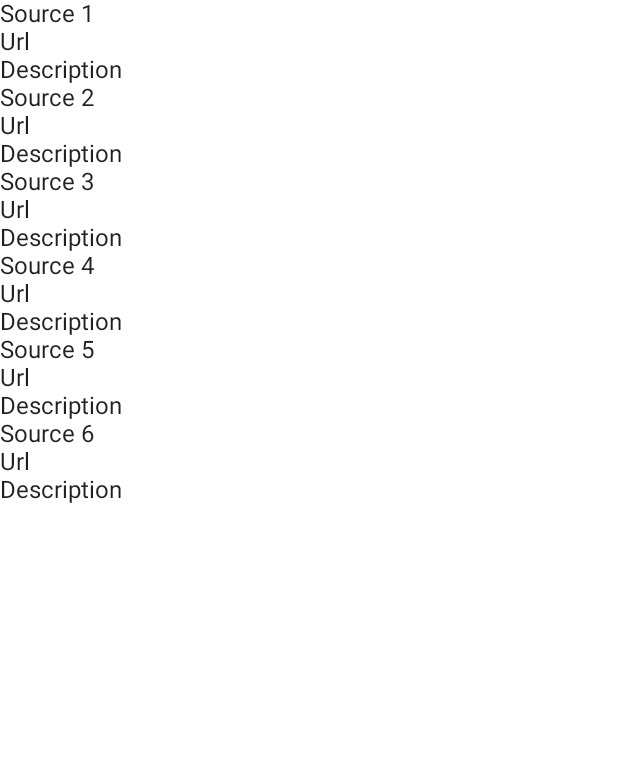
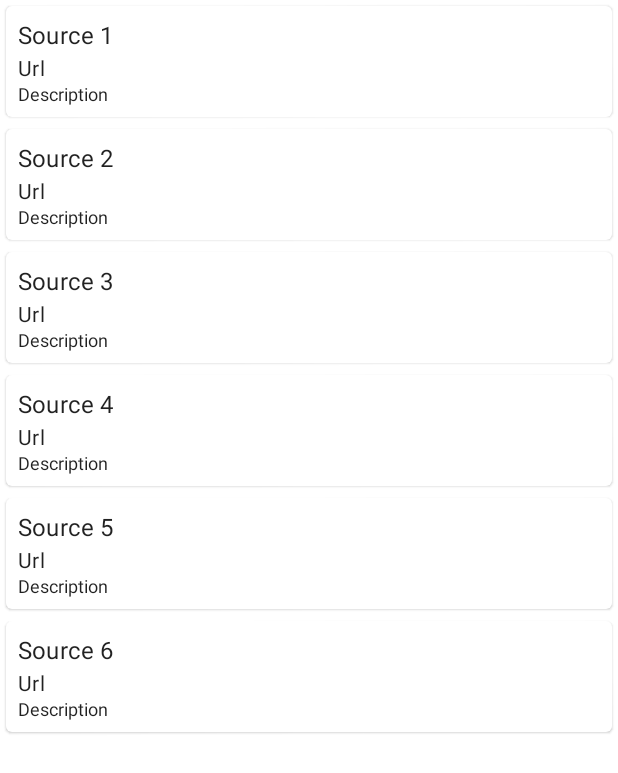
Before and after one commit to felipeMinetto/ZeroNews, an Android app built with Jetpack Compose: the screen it shows after launch (MainActivity), on a phone screen of 412 x 824 dp. Shown: the top 773 px of the screen. Run offline under Robolectric (Android 15) with nearby library versions, the phone set to English and light mode, and no system bars.

Commit message:
adjust layouts and styles, add preview for dark mode

```diff
--- a/app/src/main/java/com/fsm/zeronews/SourcesScreen.kt
+++ b/app/src/main/java/com/fsm/zeronews/SourcesScreen.kt
@@ -1,13 +1,20 @@
 package com.fsm.zeronews
 
+import android.content.res.Configuration
 import androidx.compose.foundation.layout.Column
+import androidx.compose.foundation.layout.fillMaxWidth
+import androidx.compose.foundation.layout.padding
 import androidx.compose.foundation.lazy.LazyColumn
 import androidx.compose.foundation.lazy.items
+import androidx.compose.material.Card
 import androidx.compose.material.Text
 import androidx.compose.runtime.Composable
+import androidx.compose.ui.Modifier
 import androidx.compose.ui.tooling.preview.Preview
+import androidx.compose.ui.unit.dp
+import com.fsm.zeronews.ui.theme.Typography
+import com.fsm.zeronews.ui.theme.ZeroNewsTheme
 
-@Preview(showBackground = true)
 @Composable
 fun SourcesScreen() {
     val sources = listOf(
@@ -32,9 +39,25 @@ fun SourceList(sources: List<String>) {
 
 @Composable
 fun SourceItem(source: String) {
-    Column {
-        Text(text = source)
-        Text(text = "Url")
-        Text(text = "Description")
+    Card(modifier = Modifier
+        .padding(4.dp)
+        .fillMaxWidth()) {
+        Column(modifier = Modifier.padding(8.dp)) {
+            Text(text = source, style = Typography.subtitle1)
+            Text(text = "Url", style = Typography.body2)
+            Text(text = "Description", style = Typography.caption)
+        }
     }
 }
+
+@Preview(showBackground = true)
+@Preview(
+    showBackground = true,
+    uiMode = Configuration.UI_MODE_NIGHT_YES
+)
+@Composable
+fun SourcePreview() {
+    ZeroNewsTheme {
+        SourceItem(source = "Source 1")
+    }
+}
--- a/app/src/main/java/com/fsm/zeronews/ui/theme/Type.kt
+++ b/app/src/main/java/com/fsm/zeronews/ui/theme/Type.kt
@@ -12,8 +12,8 @@ val Typography = Typography(
         fontFamily = FontFamily.Default,
         fontWeight = FontWeight.Normal,
         fontSize = 16.sp
-    )
-    /* Other default text styles to override
+    ),
+//  Other default text styles to override
     button = TextStyle(
         fontFamily = FontFamily.Default,
         fontWeight = FontWeight.W500,
@@ -24,5 +24,4 @@ val Typography = Typography(
         fontWeight = FontWeight.Normal,
         fontSize = 12.sp
     )
-    */
 )
```
Also changed, not shown: app/src/main/java/com/fsm/zeronews/ArticlesScreen.kt (+13 -6 lines).
